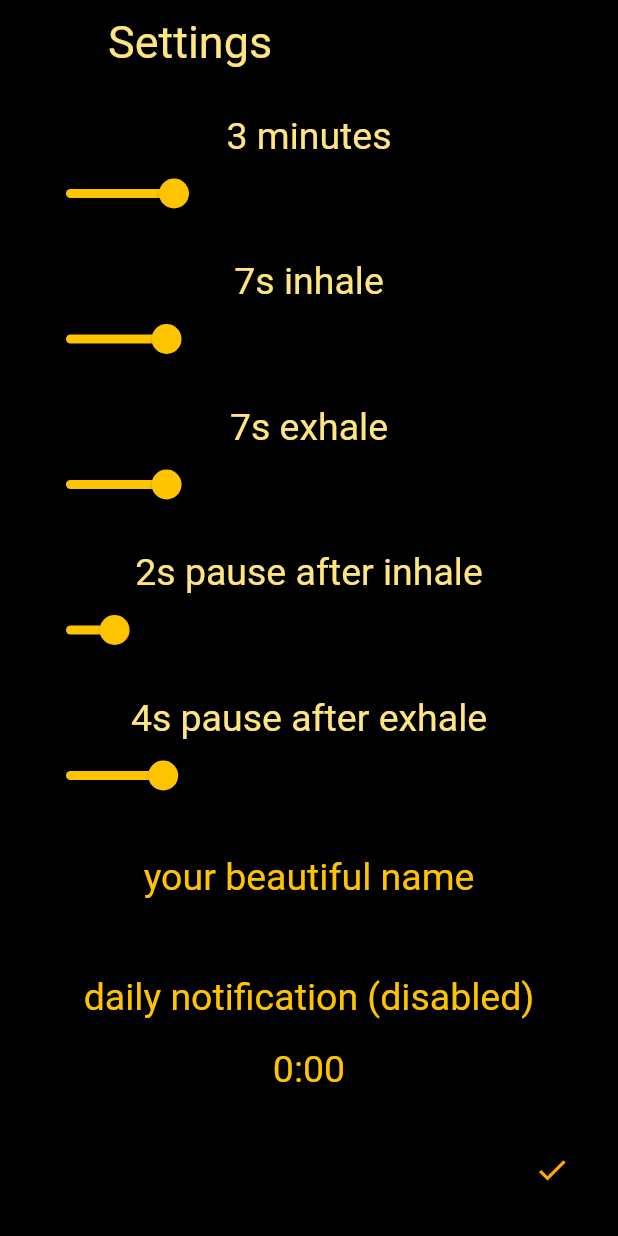
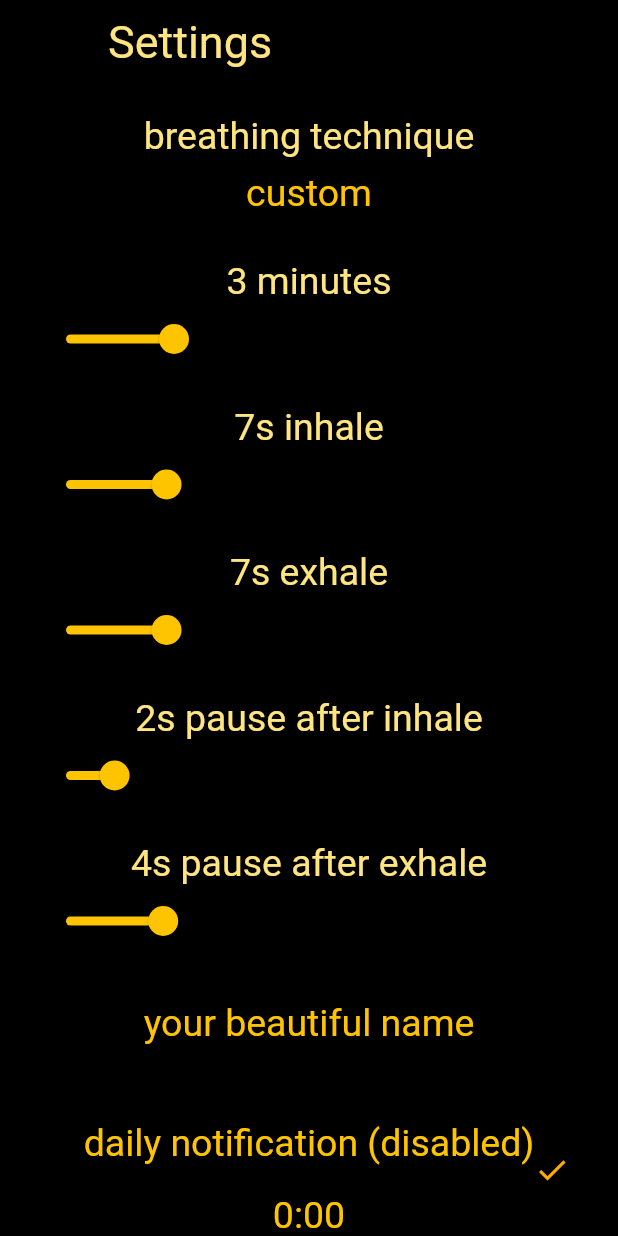
Before and after one commit to geekmiester/breathe, a Flutter app: the screen it shows after launch, after a tap on the "keyboard control" icon, on a phone screen of 412 x 824 dp. Run offline on Flutter 3.47's test engine with Material 2 defaults, Android fonts, the phone set to English and light mode, and no system bars; our stand-ins replace audioplayers, flushbar, flutter_local_notifications, shared_preferences.

Commit message:
add ability to choose custom breathing technique (no function yet)
[ci skip]

```diff
--- a/lib/functions.dart
+++ b/lib/functions.dart
@@ -21,6 +21,7 @@ Future<void> load() async {
   inhaleSound = (settings.getString('inhaleSound') ?? 'inhale.mp3');
   inhaleSound = (settings.getString('exhaleSound') ?? 'exhale.mp3');
   circleImage = (settings.getString('circleImage') ?? 'assets/circle.jpg');
+  breathingTechnique = (settings.getInt('breathingTechnique') ?? 0);
   notificationEnabled = (settings.getBool('notificationEnabled') ?? false);
   time = DateTime(0, 0, 0, (settings.getInt('notificationHour') ?? 0),
       (settings.getInt('notificationMinute') ?? 0));
@@ -41,6 +42,7 @@ Future<void> save() async {
   await settings.setString('inhaleSound', inhaleSound);
   await settings.setString('exhaleSound', exhaleSound);
   await settings.setString('cirlceImage', circleImage);
+  await settings.setInt('breathingTechnique', breathingTechnique);
   await settings.setBool('notificationEnabled', notificationEnabled);
   await settings.setInt('notificationHour', time.hour);
   await settings.setInt('notificationMinute', time.minute);
--- a/lib/settings.dart
+++ b/lib/settings.dart
@@ -3,6 +3,7 @@ import 'package:intl/intl.dart';
 import 'package:breathe/variables.dart';
 import 'package:breathe/functions.dart';
 import 'package:breathe/notifications.dart';
+import 'package:breathe/techniques.dart';
 
 class Settings extends StatelessWidget {
   @override
@@ -55,6 +56,35 @@ class _Settings extends State<SettingsState> {
     setState(() {});
   }
 
+  Widget breathingTechniquePicker(BuildContext context) {
+    return new AlertDialog(
+      backgroundColor: Colors.black,
+      content: SingleChildScrollView(
+        child: Column(
+          children: <Widget>[
+            for (int index = 0; index < techniques.length; index++)
+              MaterialButton(
+                shape: RoundedRectangleBorder(
+                    borderRadius: BorderRadius.circular(25)),
+                onPressed: () {
+                  breathingTechnique = index;
+                  setState(() {});
+                  save();
+                  Navigator.of(context).pop();
+                },
+                child: Text(techniques[index]['name'],
+                    textAlign: TextAlign.center,
+                    style: TextStyle(
+                        fontSize: fontSize - 5,
+                        fontWeight: fontWeight,
+                        color: notificationButtonColor)),
+              ),
+          ],
+        ),
+      ),
+    );
+  }
+
   @override
   Widget build(BuildContext context) {
     resetCircle();
@@ -67,6 +97,30 @@ class _Settings extends State<SettingsState> {
         padding: EdgeInsets.symmetric(horizontal: 20),
         child: ListView(
           children: <Widget>[
+            Padding(padding: EdgeInsets.only(top: 20)),
+            Text('breathing technique',
+                textAlign: TextAlign.center,
+                style: TextStyle(
+                    fontSize: fontSize,
+                    fontWeight: fontWeight,
+                    color: textColor)),
+            MaterialButton(
+              shape: RoundedRectangleBorder(
+                  borderRadius: BorderRadius.circular(25)),
+              onPressed: () {
+                showDialog(
+                  context: context,
+                  builder: (BuildContext context) =>
+                      breathingTechniquePicker(context),
+                );
+              },
+              child: Text(techniques[breathingTechnique]['name'],
+                  textAlign: TextAlign.center,
+                  style: TextStyle(
+                      fontSize: fontSize,
+                      fontWeight: fontWeight,
+                      color: secondaryColor)),
+            ),
             Padding(padding: EdgeInsets.only(top: 20)),
             Text(duration.toString() + ' minutes',
                 textAlign: TextAlign.center,
--- /dev/null
+++ b/lib/techniques.dart
@@ -0,0 +1,10 @@
+List<Map> techniques = [
+  {
+    'name': 'custom',
+    'ratio': 1,
+  },
+  {
+    'name': 'yoga',
+    'ratio': 1,
+  }
+];
--- a/lib/variables.dart
+++ b/lib/variables.dart
@@ -29,6 +29,8 @@ DateTime time = DateTime.now();
 
 bool notificationEnabled = false;
 
+int breathingTechnique = 0;
+
 int starts = 0;
 int duration = 3;
 int inhaleTime = 7;
--- a/pubspec.yaml
+++ b/pubspec.yaml
@@ -10,7 +10,7 @@ description: A new Flutter project.
 version: 1.3.0
 
 environment:
-  sdk: ">=2.2.0 <3.0.0"
+  sdk: ">=2.2.2 <3.0.0"
 
 dependencies:
   flutter:
```
